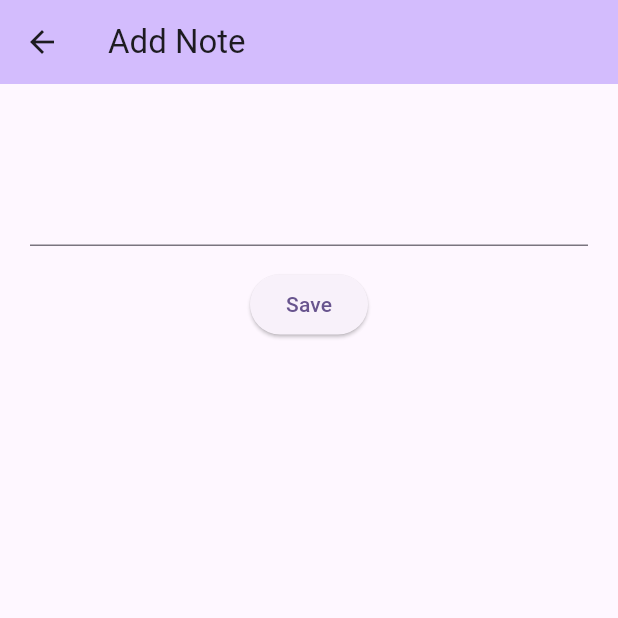
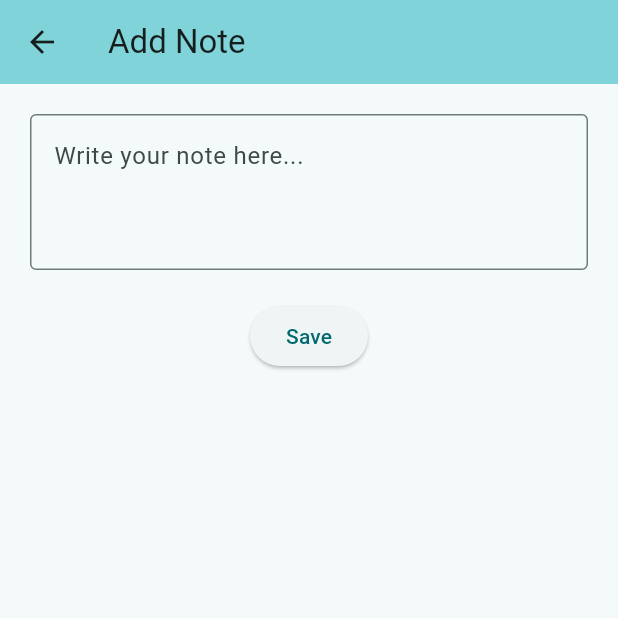
Before and after one commit to wieczorek0807/flutter_notes, a Flutter app: the screen it shows after launch, after a tap on the "add" icon, on a phone screen of 412 x 824 dp, the top half of it. Run offline on Flutter 3.47's test engine with Material 3 defaults, Android fonts, the light colour scheme and no system bars; our stand-ins replace auto_route, dartz, flutter_bloc, freezed_annotation, get_it, injectable and 1 more; accounts and stored records are empty; generated files the repository leaves out were written again.

Commit message:
refactor add note screen

```diff
--- a/lib/core/language/l10n/app_en.arb
+++ b/lib/core/language/l10n/app_en.arb
@@ -1,5 +1,7 @@
 {
   "notes" : "Notes",
   "addNote" : "Add Note",
-  "save" : "Save"
+  "save" : "Save",
+  "addNoteHint" : "Write your note here...",
+  "successNoteSaved" : "Note saved successfully!"
 }
--- a/lib/core/presentation/styles/styles.dart
+++ b/lib/core/presentation/styles/styles.dart
@@ -1,3 +1,4 @@
 import 'package:flutter/material.dart';
+import 'package:flutter_notes/core/presentation/values/values.dart';
 
 part 'theme.dart';
--- a/lib/core/presentation/styles/theme.dart
+++ b/lib/core/presentation/styles/theme.dart
@@ -3,6 +3,6 @@ part of 'styles.dart';
 abstract class AppTheme {
   static ThemeData defaultAppTheme = ThemeData(
     useMaterial3: true,
-    colorScheme: ColorScheme.fromSeed(seedColor: Colors.deepPurple),
+    colorScheme: ColorScheme.fromSeed(seedColor: AppColors.primary),
   );
 }
--- /dev/null
+++ b/lib/core/presentation/values/app_colors.dart
@@ -0,0 +1,15 @@
+part of 'values.dart';
+
+abstract class AppColors {
+  static const primary = pastelBlue;
+  static const secondary = lightGrey;
+  static const background = offWhite;
+
+  static const error = pastelPeach;
+
+  static const offWhite = Color(0xFFF2F1ED);
+  static const lightGrey = Color(0xFFE8E7E3);
+  static const pastelBlue = Color(0xFFDAF1F2);
+  static const pastelGreen = Color(0xFFDDEBC5);
+  static const pastelPeach = Color(0xFFEB987A);
+}
--- /dev/null
+++ b/lib/core/presentation/values/app_dimensions.dart
@@ -0,0 +1,5 @@
+part of 'values.dart';
+
+abstract class AppDimensions {
+  static const double spacerHeight = 20;
+}
--- /dev/null
+++ b/lib/core/presentation/values/values.dart
@@ -0,0 +1,4 @@
+import 'package:flutter/material.dart';
+
+part 'app_dimensions.dart';
+part 'app_colors.dart';
--- a/lib/features/notes/presentation/screens/add_note_screen.dart
+++ b/lib/features/notes/presentation/screens/add_note_screen.dart
@@ -3,8 +3,11 @@ import 'package:flutter/material.dart';
 import 'package:flutter_bloc/flutter_bloc.dart';
 import 'package:flutter_notes/core/extensions/build_context_ext.dart';
 import 'package:flutter_notes/core/injection/injectable.dart';
+import 'package:flutter_notes/core/presentation/values/values.dart';
 import 'package:flutter_notes/core/presentation/widgets/app_default_screen.dart';
 import 'package:flutter_notes/features/notes/presentation/cubits/add_note_cubit/add_note_cubit.dart';
+import 'package:flutter_notes/features/notes/presentation/widgets/add_note_form.dart';
+import 'package:flutter_notes/features/notes/presentation/widgets/add_note_save_button.dart';
 
 @RoutePage()
 class AddNoteScreen extends StatelessWidget {
@@ -12,8 +15,7 @@ class AddNoteScreen extends StatelessWidget {
 
   @override
   Widget build(BuildContext context) {
-    final myController = TextEditingController();
-
+    final controller = TextEditingController();
     final formKey = GlobalKey<FormState>();
 
     return AppDefaultScreen(
@@ -22,36 +24,9 @@ class AddNoteScreen extends StatelessWidget {
         create: (context) => getIt<AddNoteCubit>(),
         child: Column(
           children: [
-            Form(
-              key: formKey,
-              child: TextFormField(
-                controller: myController,
-                minLines: 3,
-                maxLines: 50,
-              ),
-            ),
-            const SizedBox(height: 15),
-            BlocConsumer<AddNoteCubit, AddNoteState>(
-              builder: (context, state) {
-                return state.maybeWhen(
-                    loading: () =>
-                        ElevatedButton(onPressed: () {}, child: const CircularProgressIndicator()),
-                    orElse: () => ElevatedButton(
-                        onPressed: () {
-                          context.read<AddNoteCubit>().saveNote(myController.text);
-                        },
-                        child: const Text('Save')));
-              },
-              listener: (context, state) {
-                state.maybeMap(
-                  orElse: () => {},
-                  error: (value) => ScaffoldMessenger.of(context).showSnackBar(SnackBar(
-                    backgroundColor: Colors.red,
-                    content: Text(value.message),
-                  )),
-                );
-              },
-            ),
+            AddNoteForm(controller: controller, formKey: formKey),
+            const SizedBox(height: AppDimensions.spacerHeight),
+            AddNoteSaveButton(controller: controller)
           ],
         ),
       ),
--- /dev/null
+++ b/lib/features/notes/presentation/widgets/add_note_form.dart
@@ -0,0 +1,27 @@
+import 'package:flutter/material.dart';
+import 'package:flutter_notes/core/extensions/build_context_ext.dart';
+
+class AddNoteForm extends StatelessWidget {
+  const AddNoteForm({super.key, required this.controller, required this.formKey});
+  final TextEditingController controller;
+  final GlobalKey<FormState> formKey;
+
+  final _minLines = 3;
+  final _maxLines = 50;
+
+  @override
+  Widget build(BuildContext context) {
+    return Form(
+      key: formKey,
+      child: TextFormField(
+        controller: controller,
+        minLines: _minLines,
+        maxLines: _maxLines,
+        decoration: InputDecoration(
+          hintText: context.appLocalizations.addNoteHint,
+          border: const OutlineInputBorder(),
+        ),
+      ),
+    );
+  }
+}
--- /dev/null
+++ b/lib/features/notes/presentation/widgets/add_note_save_button.dart
@@ -0,0 +1,40 @@
+import 'package:flutter/material.dart';
+import 'package:flutter_bloc/flutter_bloc.dart';
+import 'package:flutter_notes/core/extensions/build_context_ext.dart';
+import 'package:flutter_notes/core/presentation/values/values.dart';
+import 'package:flutter_notes/features/notes/presentation/cubits/add_note_cubit/add_note_cubit.dart';
+
+class AddNoteSaveButton extends StatelessWidget {
+  const AddNoteSaveButton({super.key, required this.controller});
+  final TextEditingController controller;
+
+  void _showErrorSnackBar(BuildContext context, String message) {
+    ScaffoldMessenger.of(context).showSnackBar(
+      SnackBar(
+        backgroundColor: AppColors.error,
+        content: Text(message),
+      ),
+    );
+  }
+
+  @override
+  Widget build(BuildContext context) {
+    return BlocConsumer<AddNoteCubit, AddNoteState>(
+      builder: (context, state) {
+        return state.maybeWhen(
+          loading: () => const LinearProgressIndicator(),
+          orElse: () => ElevatedButton(
+            onPressed: () => context.read<AddNoteCubit>().saveNote(controller.text),
+            child: Text(context.appLocalizations.save),
+          ),
+        );
+      },
+      listener: (context, state) {
+        state.maybeWhen(
+          error: (message) => _showErrorSnackBar(context, message),
+          orElse: () {},
+        );
+      },
+    );
+  }
+}
```
